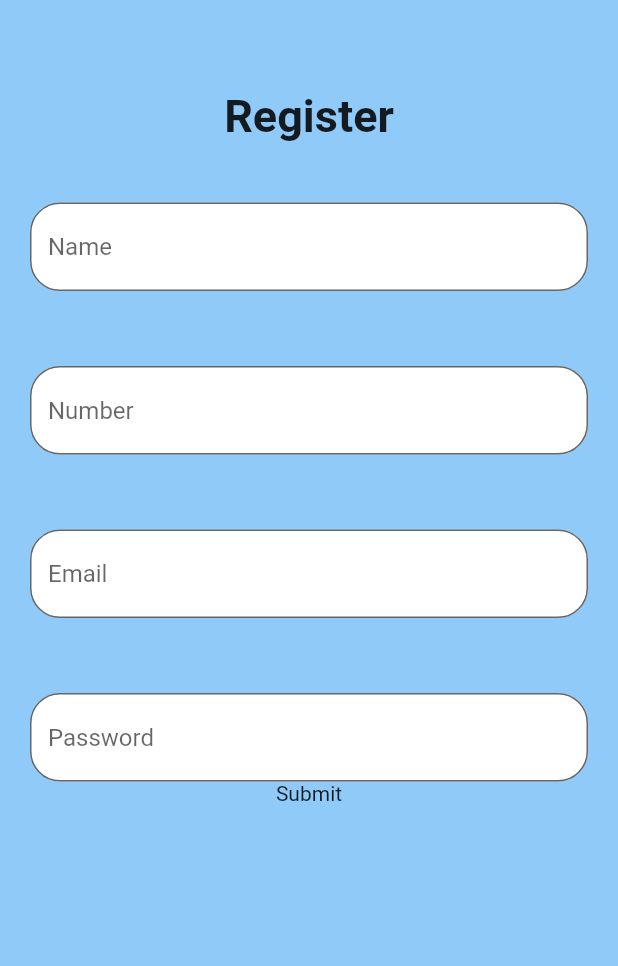
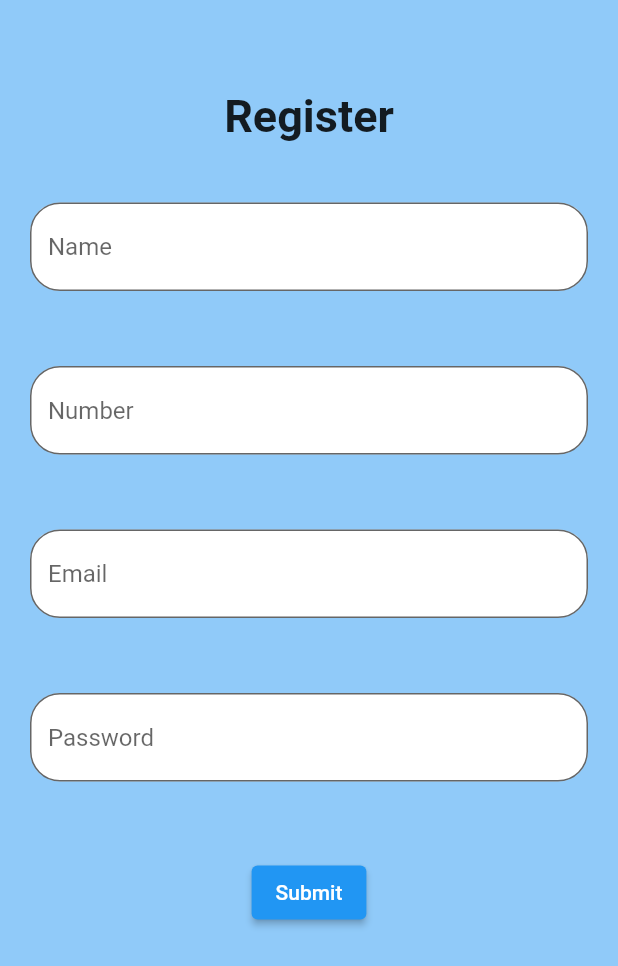
Before and after one commit to Astikk/Login_Registration, a Flutter app: the screen it shows after launch, after a tap on "Submit", after a tap on "Sign Up ?", on a phone screen of 412 x 824 dp. Shown: the top 966 px of the screen. Run offline on Flutter 3.47's test engine with Material 2 defaults, Android fonts, the phone set to English and light mode, and no system bars; missing offline and left inert: dart:ffi.

```diff
--- a/lib/main.dart
+++ b/lib/main.dart
@@ -31,6 +31,7 @@ class LoginPage extends StatefulWidget {
 class _LoginPageState extends State<LoginPage> {
 
   final formKey=GlobalKey<FormState>();
+
 
   @override
   Widget build(BuildContext context) {
--- a/lib/signUp.dart
+++ b/lib/signUp.dart
@@ -13,11 +13,15 @@ class SignUp extends StatefulWidget {
 
 // Main to write..
 class _SignUpState extends State<SignUp> {
+
+  final unique =GlobalKey<FormState>();
+
   @override
   Widget build(BuildContext context) {
     return  MaterialApp(
       home: Scaffold(
         body: Form(
+          key: unique,
             child: Container(
               height: double.infinity,
               color: Colors.blue[200],
@@ -43,7 +47,7 @@ class _SignUpState extends State<SignUp> {
                    validator: (val){
                      if(val!.length<3)
                        {
-                         print('Too short');
+                         return 'Too short';
                        }
                      else {
                        return null;
@@ -107,11 +111,21 @@ class _SignUpState extends State<SignUp> {
                    ),
                  ),
 
-                 GestureDetector(
-                   onTap: (){
+                 SizedBox(
+                   height: 50,
+                 ),
 
-                   },
-                   child: Text('Submit'),
+
+                 ElevatedButton(onPressed: (){
+                   if(unique.currentState!.validate()){
+                     print('All Done');
+                   }
+                   else{
+                     print('Something is wrong...');
+                   }
+                     },
+                     child:
+                     Text('Submit')
                  )
 
 
```
